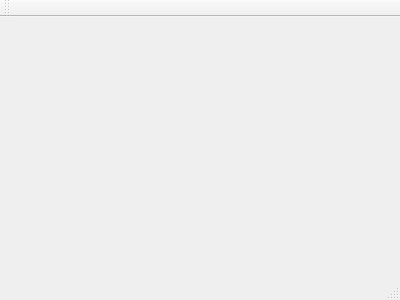
The window that mainwindow.ui (d3lusiv3/premake-gui) describes before a commit, drawn with Qt 5.
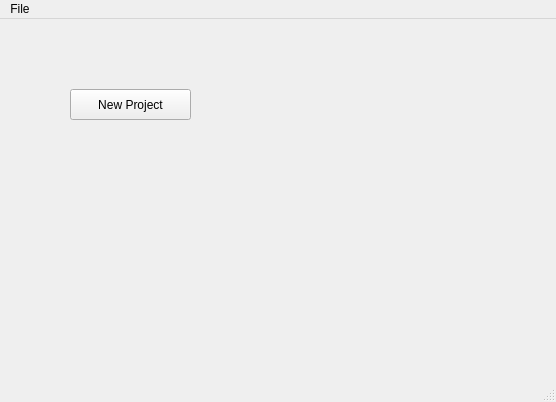
The same window after the commit. The open tabs and pages were chosen to show the change. Icons and pictures are not drawn.

The edit to the form file:
```diff
--- a/mainwindow.ui
+++ b/mainwindow.ui
@@ -1,24 +1,103 @@
 <ui version="4.0">
  <class>MainWindow</class>
- <widget class="QMainWindow" name="MainWindow" >
-  <property name="geometry" >
+ <widget class="QMainWindow" name="MainWindow">
+  <property name="geometry">
    <rect>
     <x>0</x>
     <y>0</y>
-    <width>400</width>
-    <height>300</height>
+    <width>556</width>
+    <height>402</height>
    </rect>
   </property>
   <property name="windowTitle" >
    <string>MainWindow</string>
   </property>
-  <widget class="QMenuBar" name="menuBar" />
-  <widget class="QToolBar" name="mainToolBar" />
-  <widget class="QWidget" name="centralWidget" />
-  <widget class="QStatusBar" name="statusBar" />
+  <widget class="QWidget" name="centralWidget">
+   <widget class="QStackedWidget" name="stackedWidget">
+    <property name="geometry">
+     <rect>
+      <x>20</x>
+      <y>10</y>
+      <width>501</width>
+      <height>321</height>
+     </rect>
+    </property>
+    <property name="currentIndex">
+     <number>1</number>
+    </property>
+    <widget class="QWidget" name="page">
+     <widget class="QPushButton" name="newProjectButton">
+      <property name="geometry">
+       <rect>
+        <x>50</x>
+        <y>60</y>
+        <width>121</width>
+        <height>31</height>
+       </rect>
+      </property>
+      <property name="text">
+       <string>New Project</string>
+      </property>
+      <property name="icon">
+       <iconset resource="gui_resources.qrc">
+        <normaloff>:/images/resources/newProjectIcon.png</normaloff>:/images/resources/newProjectIcon.png</iconset>
+      </property>
+      <property name="iconSize">
+       <size>
+        <width>32</width>
+        <height>32</height>
+       </size>
+      </property>
+     </widget>
+    </widget>
+    <widget class="QWidget" name="page_2"/>
+    <widget class="QWidget" name="page_3"/>
+   </widget>
+  </widget>
+  <widget class="QMenuBar" name="menuBar">
+   <property name="geometry">
+    <rect>
+     <x>0</x>
+     <y>0</y>
+     <width>556</width>
+     <height>21</height>
+    </rect>
+   </property>
+   <widget class="QMenu" name="menuFile">
+    <property name="title">
+     <string>File</string>
+    </property>
+    <widget class="QMenu" name="menuRecent">
+     <property name="title">
+      <string>Recent</string>
+     </property>
+    </widget>
+    <addaction name="actionNew"/>
+    <addaction name="actionOpen_Existing"/>
+    <addaction name="menuRecent"/>
+   </widget>
+   <addaction name="menuFile"/>
+  </widget>
+  <widget class="QStatusBar" name="statusBar"/>
+  <action name="actionNew">
+   <property name="text">
+    <string>New Project</string>
+   </property>
+  </action>
+  <action name="actionOpen_Existing">
+   <property name="text">
+    <string>Open Existing</string>
+   </property>
+  </action>
+  <action name="actionEmpty">
+   <property name="text">
+    <string>empty</string>
+   </property>
+  </action>
  </widget>
- <layoutDefault spacing="6" margin="11" />
- <pixmapfunction></pixmapfunction>
- <resources/>
+ <layoutdefault spacing="6" margin="11"/>
+ <resources>
+  <include location="gui_resources.qrc"/>
+ </resources>
  <connections/>
 </ui>
```
Left out of the diff: 5 changed lines with no effect on the pictures.
